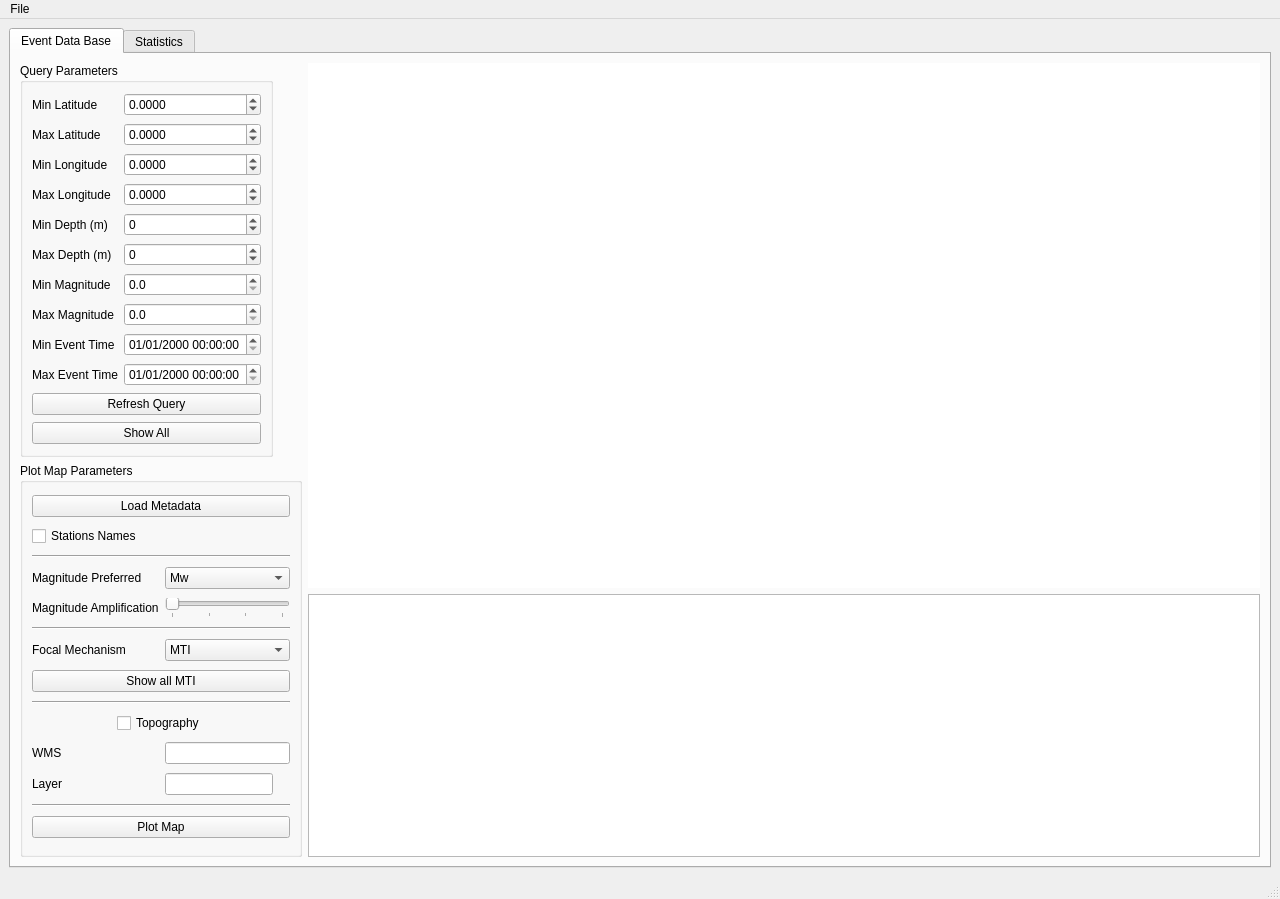
The window that isp/resources/designer_uis/EventLocationFrame.ui (ProjectISP/ISP) describes before a commit, drawn with Qt 5.
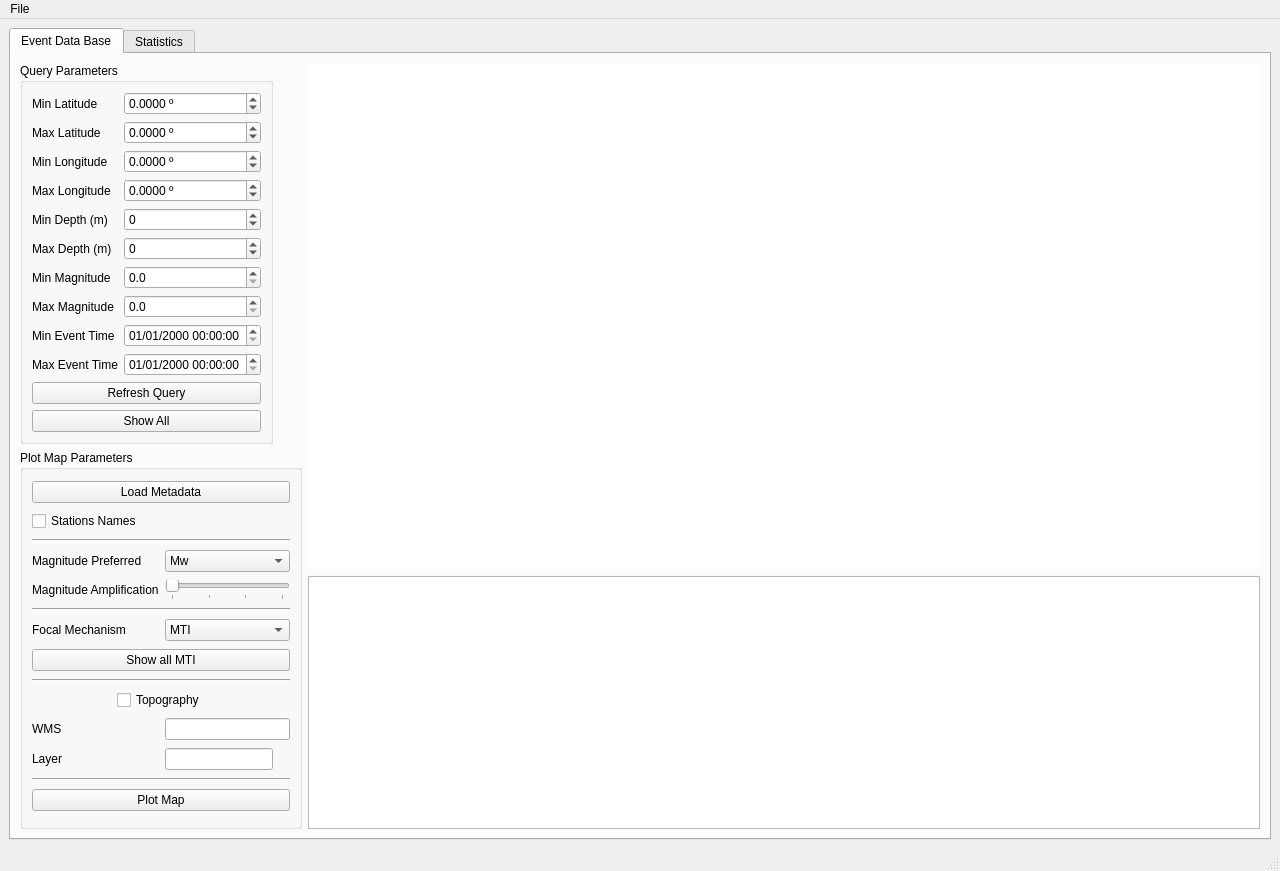
The same window after the commit. Custom widgets are drawn as their Qt base class.

Commit message: Refractored units in Frames

The edit to the form file:
```diff
--- a/isp/resources/designer_uis/EventLocationFrame.ui
+++ b/isp/resources/designer_uis/EventLocationFrame.ui
@@ -7,7 +7,7 @@
     <x>0</x>
     <y>0</y>
     <width>1280</width>
-    <height>899</height>
+    <height>871</height>
    </rect>
   </property>
   <property name="sizePolicy">
@@ -74,6 +74,9 @@
                  <verstretch>0</verstretch>
                 </sizepolicy>
                </property>
+               <property name="suffix">
+                <string> º</string>
+               </property>
                <property name="decimals">
                 <number>4</number>
                </property>
@@ -170,6 +173,9 @@
                  <verstretch>0</verstretch>
                 </sizepolicy>
                </property>
+               <property name="suffix">
+                <string> º</string>
+               </property>
                <property name="decimals">
                 <number>4</number>
                </property>
@@ -189,6 +195,9 @@
                  <verstretch>0</verstretch>
                 </sizepolicy>
                </property>
+               <property name="suffix">
+                <string> º</string>
+               </property>
                <property name="decimals">
                 <number>4</number>
                </property>
@@ -208,6 +217,9 @@
                  <verstretch>0</verstretch>
                 </sizepolicy>
                </property>
+               <property name="suffix">
+                <string> º</string>
+               </property>
                <property name="decimals">
                 <number>4</number>
                </property>
```
The commit also changes 3 other files.
